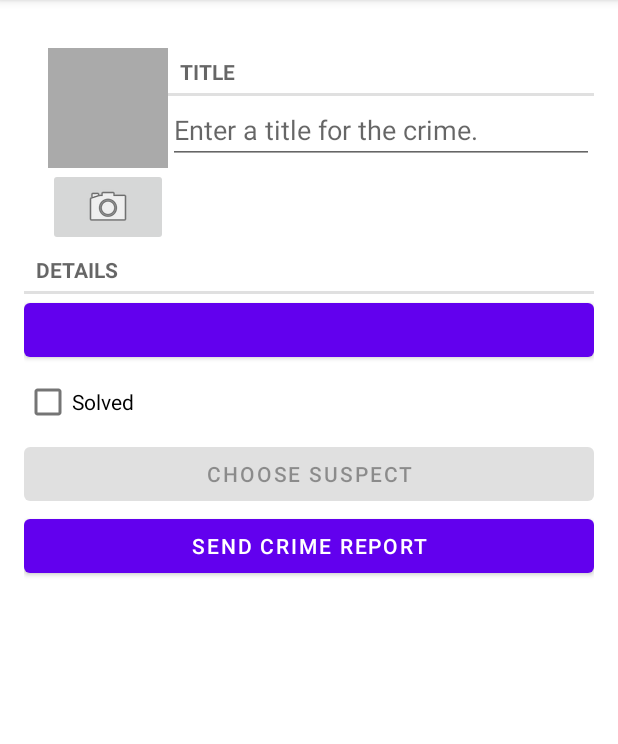
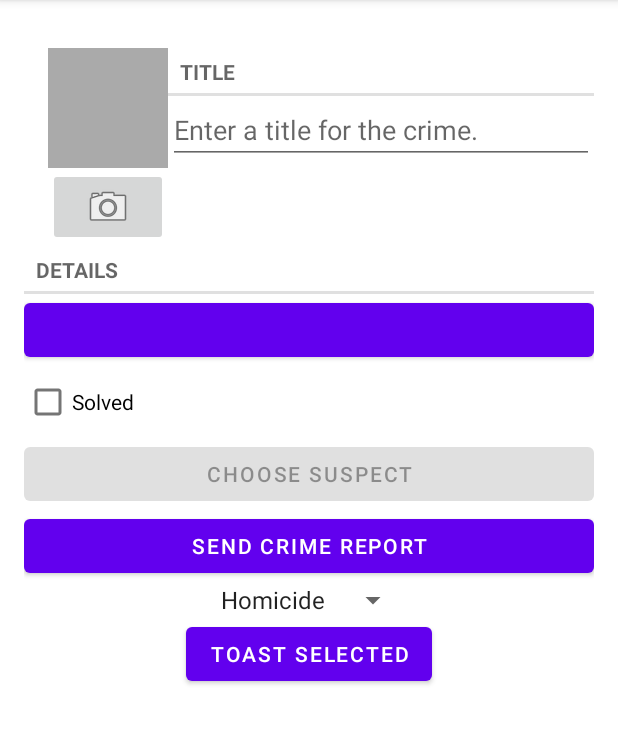
Before and after one commit to clemjfrancis/20201029_CriminalIntent_Suspect, an Android app: the screen it shows after launch (MainActivity), after a tap on "New Crime", on a phone screen of 412 x 824 dp, the part 84-828 px from its top. Run offline under Robolectric (Android 15) with nearby library versions, the phone set to English and light mode, and no system bars; our stand-ins replace Room's generated code; 1 statement that could not run was skipped.

Commit message:
created spinner values in XML created function to load spinner in CrimeFragment.kt

```diff
--- a/app/src/main/java/com/bignerdranch/android/criminalintent/CrimeFragment.kt
+++ b/app/src/main/java/com/bignerdranch/android/criminalintent/CrimeFragment.kt
@@ -45,6 +45,7 @@ class CrimeFragment : Fragment(), DatePickerFragment.Callbacks {
     private lateinit var suspectButton: Button
     private lateinit var photoButton: ImageButton
     private lateinit var photoView: ImageView
+    private lateinit var spinner: Spinner
     private val crimeDetailViewModel: CrimeDetailViewModel by lazy {
         ViewModelProviders.of(this).get(CrimeDetailViewModel::class.java)
     }
@@ -54,6 +55,7 @@ class CrimeFragment : Fragment(), DatePickerFragment.Callbacks {
         crime = Crime()
         val crimeID: UUID = arguments?.getSerializable(ARG_CRIME_ID) as UUID
         crimeDetailViewModel.loadCrime(crimeID)
+
     }
 
 
@@ -71,7 +73,18 @@ class CrimeFragment : Fragment(), DatePickerFragment.Callbacks {
         suspectButton = view.findViewById(R.id.crime_suspect) as Button
         photoButton = view.findViewById(R.id.crime_camera) as ImageButton
         photoView = view.findViewById(R.id.crime_photo) as ImageView
+        spinner = view.findViewById(R.id.spinner_options) as Spinner
 
+        context?.let {
+            ArrayAdapter.createFromResource(
+                it,
+                R.array.crimes_array,
+                android.R.layout.simple_spinner_item
+            ).also { adapter ->
+                adapter.setDropDownViewResource(android.R.layout.simple_spinner_dropdown_item)
+                spinner.adapter = adapter
+            }
+        }
         return view
     }
 
@@ -192,6 +205,8 @@ class CrimeFragment : Fragment(), DatePickerFragment.Callbacks {
                 startActivityForResult(captureImage, REQUEST_PHOTO)
             }
         }
+
+
     }
 
     override fun onStop() {
--- a/app/src/main/res/layout/fragment_crime.xml
+++ b/app/src/main/res/layout/fragment_crime.xml
@@ -83,4 +83,18 @@
         android:layout_width="match_parent"
         android:layout_height="wrap_content"
         android:text="@string/crime_report_text"/>
+
+    <Spinner
+        android:id="@+id/spinner_options"
+        android:layout_width="wrap_content"
+        android:layout_height="wrap_content"
+        android:layout_gravity="center_horizontal"
+        android:gravity="fill_horizontal"/>
+
+    <Button
+        android:id="@+id/spinner_value"
+        android:layout_width="wrap_content"
+        android:layout_height="wrap_content"
+        android:layout_gravity="center_horizontal"
+        android:text="Toast Selected"/>
 </LinearLayout>
--- a/app/src/main/res/values/strings.xml
+++ b/app/src/main/res/values/strings.xml
@@ -17,4 +17,10 @@
     <string name="send_report">Send crime report via</string>
     <string name="crime_title" translatable="false">Crime Title</string>
     <string name="crime_date" translatable="false">Crime Date</string>
+    <string-array name="crimes_array">
+        <item>Homicide</item>
+        <item>Assault</item>
+        <item>Theft</item>
+        <item>Other</item>
+    </string-array>
 </resources>
```
